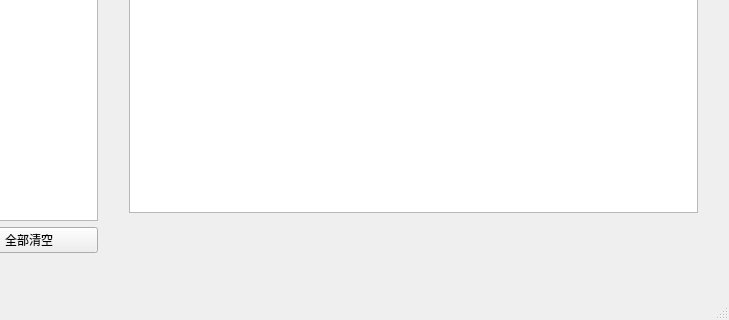
The window that QtMatrixOpenMP/QtMatrixOpenMP.ui (kbxpy12321/GradutionPro) describes before a commit, drawn with Qt 5; both pictures show x 492 to 1221 and y 244 to 564 of the 1221 by 564 pixel window.
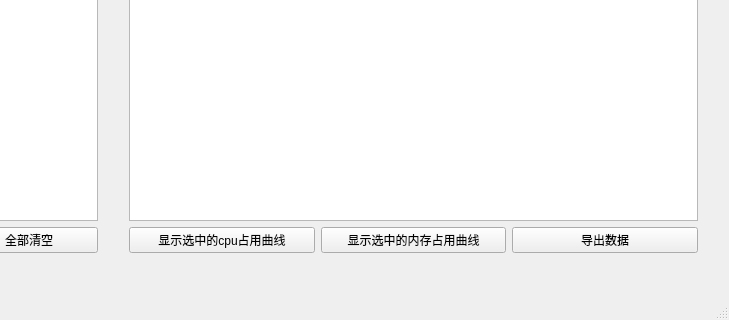
The same window after the commit.

```diff
--- a/QtMatrixOpenMP/QtMatrixOpenMP.ui
+++ b/QtMatrixOpenMP/QtMatrixOpenMP.ui
@@ -371,13 +371,38 @@
       <x>610</x>
       <y>110</y>
       <width>591</width>
-      <height>341</height>
+      <height>381</height>
      </rect>
     </property>
     <layout class="QGridLayout" name="gridLayout_rescal">
      <item row="0" column="0">
       <widget class="QTableView" name="tableView_showres"/>
      </item>
+     <item row="1" column="0">
+      <layout class="QHBoxLayout" name="horizontalLayout_resbygraph">
+       <item>
+        <widget class="QPushButton" name="pushButton_showcpucurve">
+         <property name="text">
+          <string>显示选中的cpu占用曲线</string>
+         </property>
+        </widget>
+       </item>
+       <item>
+        <widget class="QPushButton" name="pushButton_showmemcurve">
+         <property name="text">
+          <string>显示选中的内存占用曲线</string>
+         </property>
+        </widget>
+       </item>
+       <item>
+        <widget class="QPushButton" name="pushButton">
+         <property name="text">
+          <string>导出数据</string>
+         </property>
+        </widget>
+       </item>
+      </layout>
+     </item>
     </layout>
    </widget>
   </widget>
```
